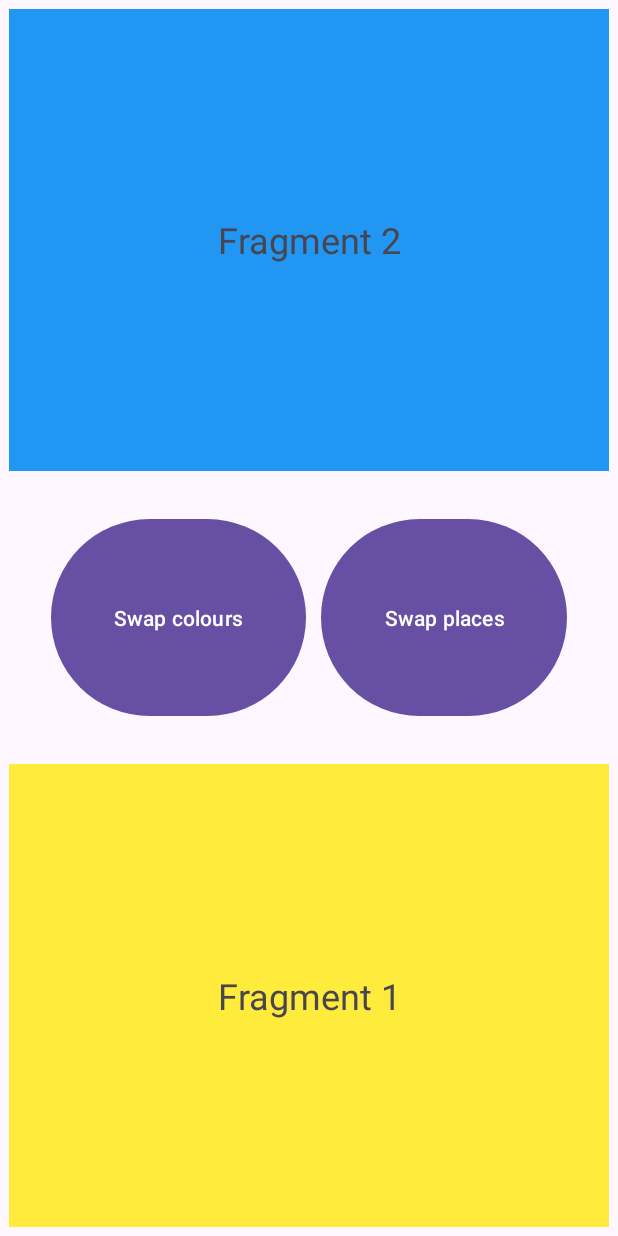
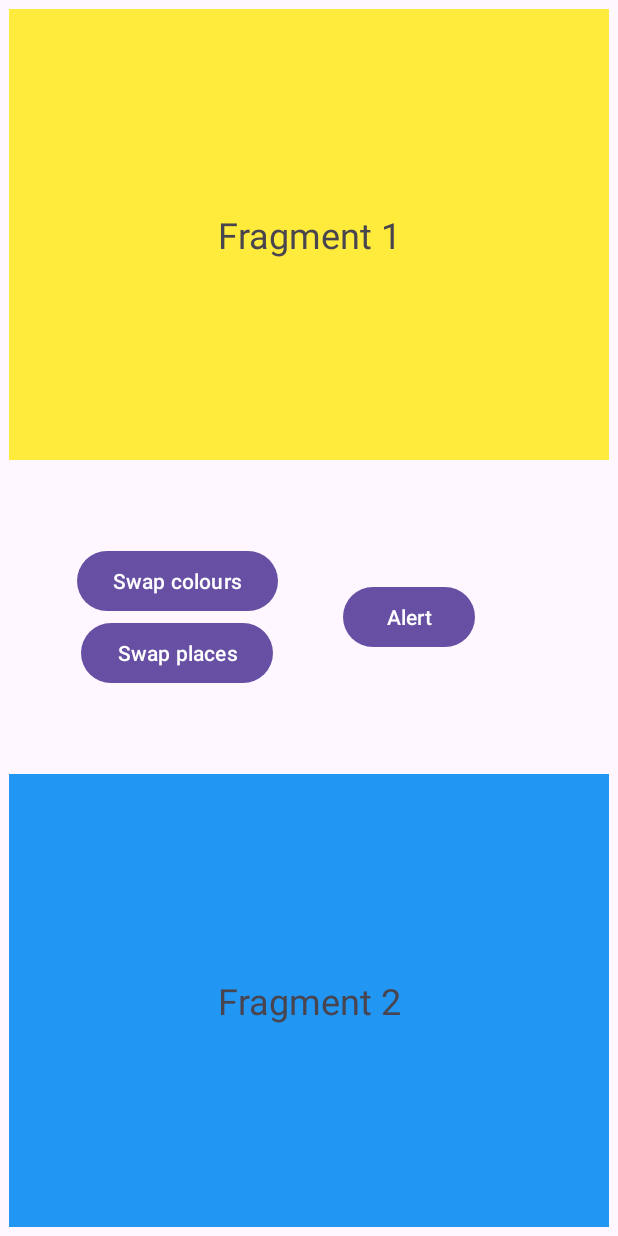
Before and after one commit to npogoncuk/EPAMHomeworks, an Android app: the screen it shows after launch (MainActivity), after a tap on "Swap places", on a phone screen of 412 x 824 dp. Run offline under Robolectric (Android 15) with nearby library versions, the phone set to English and light mode, and no system bars; 3 statements that could not run were skipped; 2 other taps on this screen came first.

Commit message:
Finish Task6 FragmentsPart2 (AlertFragment), Merge 'fragments'

```diff
--- /dev/null
+++ b/Fragments/app/src/main/java/com/example/fragments/AddTextAlertDialogFragment.kt
@@ -0,0 +1,64 @@
+package com.example.fragments
+
+import android.app.AlertDialog
+import android.app.Dialog
+import android.os.Bundle
+import android.text.Editable
+import android.text.TextWatcher
+import androidx.fragment.app.DialogFragment
+import com.example.fragments.databinding.FragmentAlertBinding
+import com.google.android.material.textfield.TextInputEditText
+
+class AddTextAlertDialogFragment : DialogFragment() {
+
+    private lateinit var binding: FragmentAlertBinding
+
+    override fun onCreateDialog(savedInstanceState: Bundle?): Dialog {
+        binding = FragmentAlertBinding.inflate(layoutInflater)
+
+        val dialog = AlertDialog.Builder(requireContext())
+            .setCancelable(false)
+            .setTitle("Add item")
+            .setMessage("Add the message")
+            .setView(R.layout.fragment_alert)
+            .setPositiveButton("Add", null)
+            .setNegativeButton("Cancel", null)
+            .create()
+
+
+        return dialog
+    }
+
+    override fun onStart() {
+        super.onStart()
+        dialog?.setCancelable(false)
+        val positiveButton = (dialog as AlertDialog).getButton(AlertDialog.BUTTON_POSITIVE)
+
+        val editText = (dialog as AlertDialog).findViewById<TextInputEditText>(R.id.textInputEditText)
+        positiveButton.setOnClickListener {
+            (parentFragmentManager.findFragmentById(R.id.ViewFragmentController) as TextReceiverFromDialog)
+                .receiveText(editText.text.toString())
+        }
+        // binding.textInputEditText.
+        // isn't working via binging, who the hell knows why
+        editText.addTextChangedListener(object : TextWatcher {
+            override fun beforeTextChanged(p0: CharSequence?, p1: Int, p2: Int, p3: Int) {}
+            override fun onTextChanged(p0: CharSequence?, p1: Int, p2: Int, p3: Int) {}
+
+            override fun afterTextChanged(p0: Editable?) {
+                val string = p0.toString()
+                positiveButton.isEnabled = string.length > 3
+            }
+
+        })
+    }
+
+    companion object {
+        @JvmStatic
+        val TAG = this::class.simpleName!!
+    }
+
+    interface TextReceiverFromDialog {
+        fun receiveText(text: String)
+    }
+}
--- a/Fragments/app/src/main/java/com/example/fragments/ControllerFragment.kt
+++ b/Fragments/app/src/main/java/com/example/fragments/ControllerFragment.kt
@@ -7,21 +7,26 @@ import android.view.View
 import android.view.ViewGroup
 import com.example.fragments.databinding.FragmentControllerBinding
 
-class ControllerFragment : Fragment() {
+private const val TEXT_KEY = "TEXT_KEY"
+class ControllerFragment : Fragment(), AddTextAlertDialogFragment.TextReceiverFromDialog {
 
     private lateinit var binding: FragmentControllerBinding
+    private var savedText: String? = null
 
     override fun onCreateView(
         inflater: LayoutInflater, container: ViewGroup?,
         savedInstanceState: Bundle?
     ): View {
         binding = FragmentControllerBinding.inflate(inflater, container, false)
+        savedInstanceState?.let {
+            savedText = it.getString(TEXT_KEY)
+        }
         return binding.root
     }
 
     override fun onViewCreated(view: View, savedInstanceState: Bundle?) {
         super.onViewCreated(view, savedInstanceState)
-
+        binding.textViewList.text = savedText ?: ""
         binding.buttonSwapColours.setOnClickListener {
             val topFragment = parentFragmentManager.findFragmentById(R.id.frameLayoutTop)
             val bottomFragment = parentFragmentManager.findFragmentById(R.id.frameLayoutBottom)
@@ -49,10 +54,23 @@ class ControllerFragment : Fragment() {
                 .add(R.id.frameLayoutBottom, topFragment)
                 .commit()
         }
+
+        binding.buttonShowAlertFragment.setOnClickListener {
+            parentFragmentManager.beginTransaction()
+                .add(AddTextAlertDialogFragment(), AddTextAlertDialogFragment.TAG)
+                .commit()
+        }
     }
 
-    companion object {
-        @JvmStatic
-        fun newInstance() = ControllerFragment()
+    override fun onSaveInstanceState(outState: Bundle) {
+        super.onSaveInstanceState(outState)
+        outState.putString(TEXT_KEY, binding.textViewList.text.toString())
     }
+
+    override fun receiveText(text: String) {
+        val previousText = binding.textViewList.text.toString()
+        binding.textViewList.text = previousText + "\n" + text
+    }
+
+
 }
--- a/Fragments/app/src/main/res/layout/fragment_controller.xml
+++ b/Fragments/app/src/main/res/layout/fragment_controller.xml
@@ -4,26 +4,59 @@
     android:layout_width="match_parent"
     android:layout_height="wrap_content"
     android:orientation="horizontal"
-    android:padding="28dp"
+    android:padding="12dp"
     tools:context=".ControllerFragment">
 
 
-    <Button
-        android:id="@+id/buttonSwapColours"
+    <LinearLayout
         android:layout_width="wrap_content"
-        android:layout_height="match_parent"
+        android:layout_height="wrap_content"
+        android:layout_gravity="center_vertical"
         android:layout_weight="1"
-        android:text="@string/swap_colours" />
+        android:orientation="vertical">
+
+        <Button
+            android:id="@+id/buttonSwapColours"
+            android:layout_width="wrap_content"
+            android:layout_height="wrap_content"
+            android:layout_gravity="center"
+            android:text="@string/swap_colours" />
+
+
+        <Button
+            android:id="@+id/buttonSwapPlaces"
+            android:layout_width="wrap_content"
+            android:layout_height="wrap_content"
+            android:layout_gravity="center"
+            android:text="@string/swap_places" />
+    </LinearLayout>
 
     <Space
         android:layout_width="10dp"
         android:layout_height="match_parent" />
 
-    <Button
-        android:id="@+id/buttonSwapPlaces"
+    <LinearLayout
         android:layout_width="wrap_content"
-        android:layout_height="match_parent"
+        android:layout_height="wrap_content"
+        android:layout_gravity="center_vertical"
         android:layout_weight="1"
-        android:text="@string/swap_places" />
+        android:orientation="horizontal">
+
+        <Button
+            android:id="@+id/buttonShowAlertFragment"
+            android:layout_width="wrap_content"
+            android:layout_height="match_parent"
+            android:text="@string/alert" />
+
+        <Space
+            android:layout_width="10dp"
+            android:layout_height="match_parent" />
+
+        <TextView
+            android:id="@+id/textViewList"
+            android:layout_width="match_parent"
+            android:layout_height="match_parent"
+            tools:text="A lot of textt\n frfereverrev\n gegegrege\negrgerge\ntext" />
+    </LinearLayout>
 
 </LinearLayout>
--- a/Fragments/app/src/main/res/values/strings.xml
+++ b/Fragments/app/src/main/res/values/strings.xml
@@ -4,4 +4,6 @@
     <string name="hello_blank_fragment">Hello blank fragment</string>
     <string name="swap_colours">Swap colours</string>
     <string name="swap_places">Swap places</string>
+    <string name="alert">Alert</string>
+    <string name="enter_text_to_add">Enter text to add</string>
 </resources>
```
Also changed, not shown: Fragments/app/src/main/res/layout/fragment_alert.xml (added, +21 -0 lines), 1 other file.
